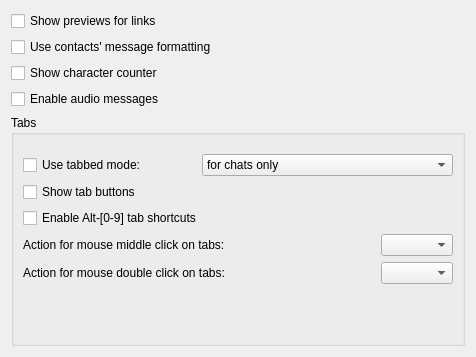
The window that src/options/opt_messages_common.ui (psi-im/psi) describes before a commit, drawn with Qt 5.
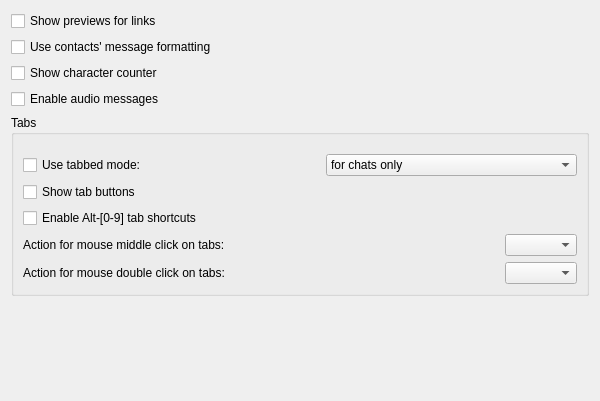
The same window after the commit.

Commit message: Improve Messages/Common tab in Psi Options Dialog

What changed in the file:
```diff
--- a/src/options/opt_messages_common.ui
+++ b/src/options/opt_messages_common.ui
@@ -6,8 +6,8 @@
    <rect>
     <x>0</x>
     <y>0</y>
-    <width>476</width>
-    <height>357</height>
+    <width>600</width>
+    <height>401</height>
    </rect>
   </property>
   <property name="windowTitle">
@@ -199,6 +199,9 @@
         </item>
        </layout>
       </item>
+     </layout>
+    </widget>
+   </item>
       <item>
        <spacer name="verticalSpacer">
         <property name="orientation">
@@ -207,13 +210,10 @@
         <property name="sizeHint" stdset="0">
          <size>
           <width>20</width>
-          <height>40</height>
+       <height>20</height>
          </size>
         </property>
        </spacer>
-      </item>
-     </layout>
-    </widget>
    </item>
   </layout>
  </widget>
```
Lines whose indentation alone changed are shown as unchanged. The commit also changes 2 other files.
